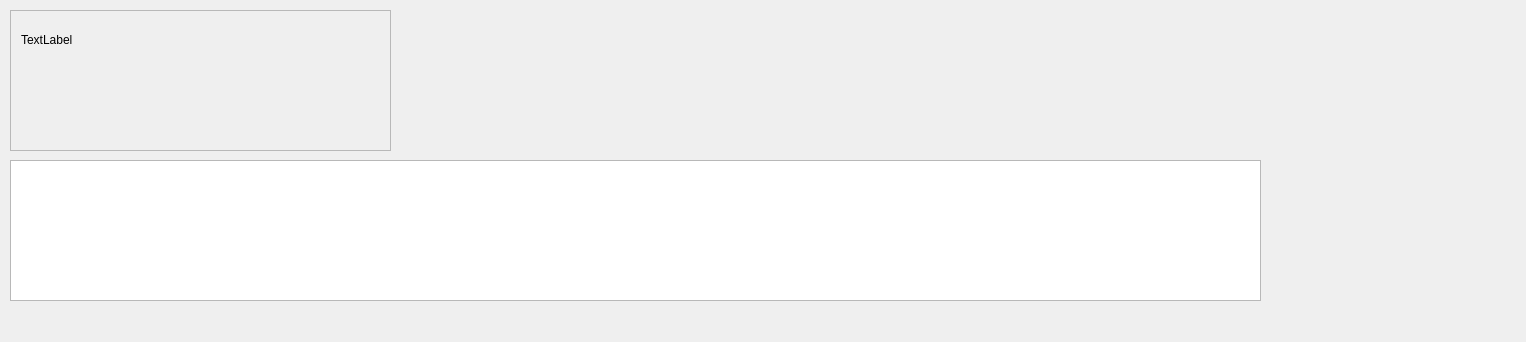
The window that dialog.ui (sprntl/signall) describes before a commit, drawn with Qt 5.
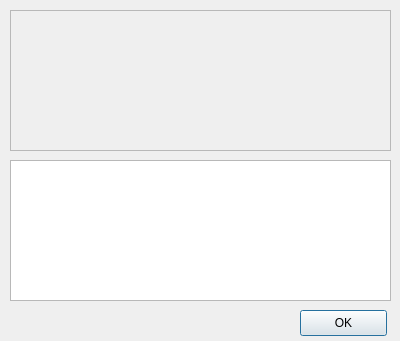
The same window after the commit.

```diff
--- a/dialog.ui
+++ b/dialog.ui
@@ -6,8 +6,8 @@
    <rect>
     <x>0</x>
     <y>0</y>
-    <width>1526</width>
-    <height>342</height>
+    <width>400</width>
+    <height>341</height>
    </rect>
   </property>
   <property name="windowTitle">
@@ -34,19 +34,6 @@
       <height>139</height>
      </rect>
     </property>
-    <widget class="QLabel" name="label">
-     <property name="geometry">
-      <rect>
-       <x>10</x>
-       <y>20</y>
-       <width>66</width>
-       <height>18</height>
-      </rect>
-     </property>
-     <property name="text">
-      <string>TextLabel</string>
-     </property>
-    </widget>
    </widget>
   </widget>
   <widget class="QTextEdit" name="textEdit">
@@ -54,11 +41,24 @@
     <rect>
      <x>10</x>
      <y>160</y>
-     <width>1251</width>
+     <width>381</width>
      <height>141</height>
     </rect>
    </property>
   </widget>
+  <widget class="QPushButton" name="pushButton">
+   <property name="geometry">
+    <rect>
+     <x>300</x>
+     <y>310</y>
+     <width>87</width>
+     <height>26</height>
+    </rect>
+   </property>
+   <property name="text">
+    <string>OK</string>
+   </property>
+  </widget>
  </widget>
  <resources/>
  <connections/>
```
Left out of the diff: 2 changed lines with no effect on the pictures.
